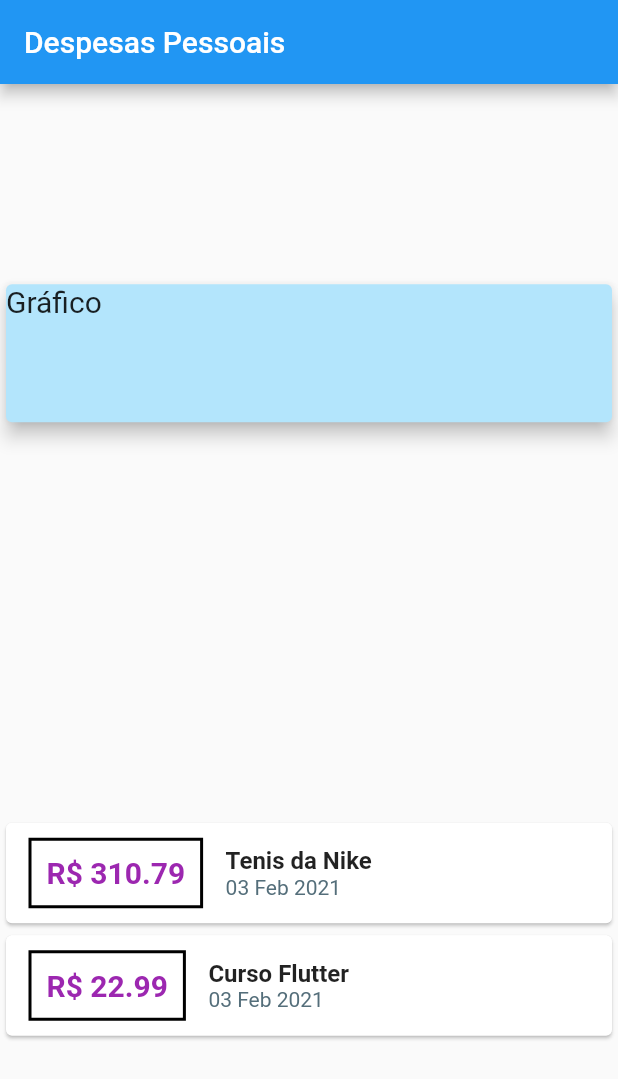
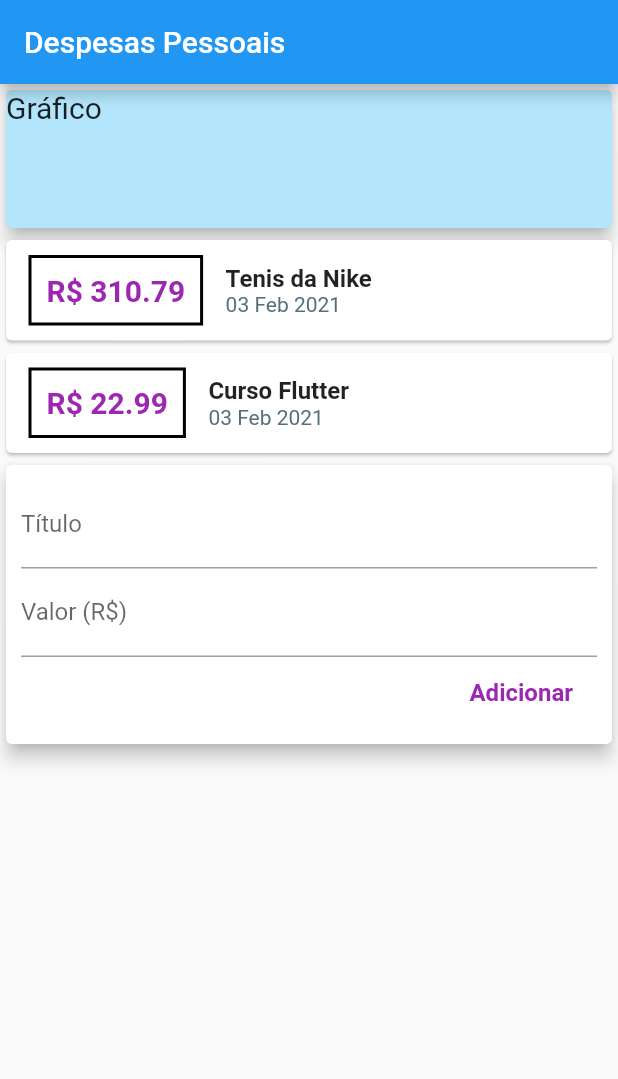
Before and after one commit to RobertoNicolau/expenses, a Flutter app: the screen it shows after launch, on a phone screen of 412 x 824 dp. Shown: the top 1079 px of the screen. Run offline on Flutter 3.47's test engine with Material 2 defaults, Android fonts, the phone set to English and light mode, and no system bars.

Commit message:
Add dos Textfields de Titulo e Valor

```diff
--- a/lib/main.dart
+++ b/lib/main.dart
@@ -14,6 +14,9 @@ class ExpensesApp extends StatelessWidget {
 }
 
 class MyHomePage extends StatelessWidget {
+  final titleController = TextEditingController();
+  final valueController = TextEditingController();
+
   final _transactions = [
     Transaction(
       id: 't1',
@@ -36,7 +39,6 @@ class MyHomePage extends StatelessWidget {
         title: Text('Despesas Pessoais'),
       ),
       body: Column(
-        mainAxisAlignment: MainAxisAlignment.spaceAround,
         crossAxisAlignment: CrossAxisAlignment.stretch,
         children: [
           Container(
@@ -98,6 +100,48 @@ class MyHomePage extends StatelessWidget {
                 ),
               );
             }).toList(),
+          ),
+          Card(
+            elevation: 5,
+            child: Padding(
+              padding: const EdgeInsets.all(10),
+              child: Column(
+                children: [
+                  TextField(
+                    controller: titleController,
+                    decoration: InputDecoration(
+                      labelText: 'Título',
+                    ),
+                  ),
+                  TextField(
+                    controller: valueController,
+                    decoration: InputDecoration(
+                      labelText: 'Valor (R\$)',
+                    ),
+                  ),
+                  Row(
+                    mainAxisAlignment: MainAxisAlignment.end,
+                    crossAxisAlignment: CrossAxisAlignment.start,
+                    children: [
+                      FlatButton(
+                        onPressed: () {
+                          print('Título: ${titleController.text}');
+                          print('Valor: ${valueController.text}');
+                        },
+                        child: Text(
+                          'Adicionar',
+                          style: TextStyle(
+                            fontSize: 16,
+                            fontWeight: FontWeight.bold,
+                            color: Colors.purple,
+                          ),
+                        ),
+                      ),
+                    ],
+                  )
+                ],
+              ),
+            ),
           )
         ],
       ),
```
